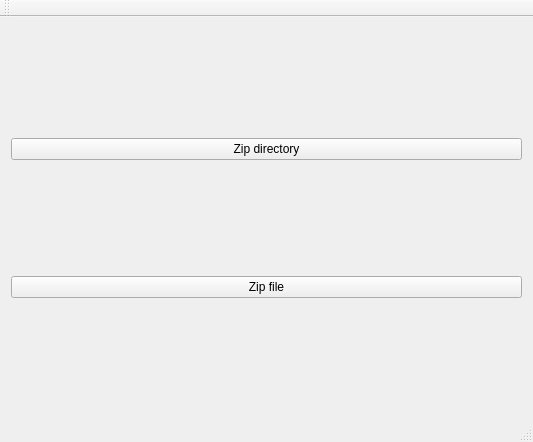
Before: the Qt Designer form mainwindow.ui in sda97ghb/Zip, drawn with Qt 5.
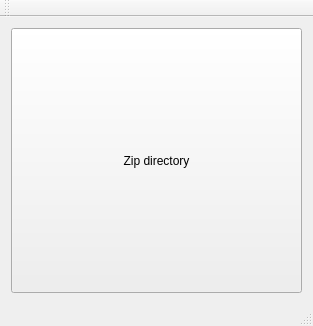
After: the same form once the commit is applied.

Commit message: Removed Zip file button. Added cancel handling.

Diff of the .ui file:
```diff
--- a/mainwindow.ui
+++ b/mainwindow.ui
@@ -6,8 +6,8 @@
    <rect>
     <x>0</x>
     <y>0</y>
-    <width>533</width>
-    <height>442</height>
+    <width>313</width>
+    <height>326</height>
    </rect>
   </property>
   <property name="windowTitle">
@@ -17,18 +17,17 @@
    <layout class="QVBoxLayout" name="verticalLayout">
     <item>
      <widget class="QPushButton" name="zipDirectoryButton">
+      <property name="sizePolicy">
+       <sizepolicy hsizetype="Preferred" vsizetype="Preferred">
+        <horstretch>0</horstretch>
+        <verstretch>0</verstretch>
+       </sizepolicy>
+      </property>
       <property name="text">
        <string>Zip directory</string>
       </property>
      </widget>
     </item>
-    <item>
-     <widget class="QPushButton" name="zipFileButton">
-      <property name="text">
-       <string>Zip file</string>
-      </property>
-     </widget>
-    </item>
    </layout>
   </widget>
   <widget class="QMenuBar" name="menuBar">
```
Left out of the diff: 2 changed lines with no effect on the pictures. The commit also changes 1 other file.
